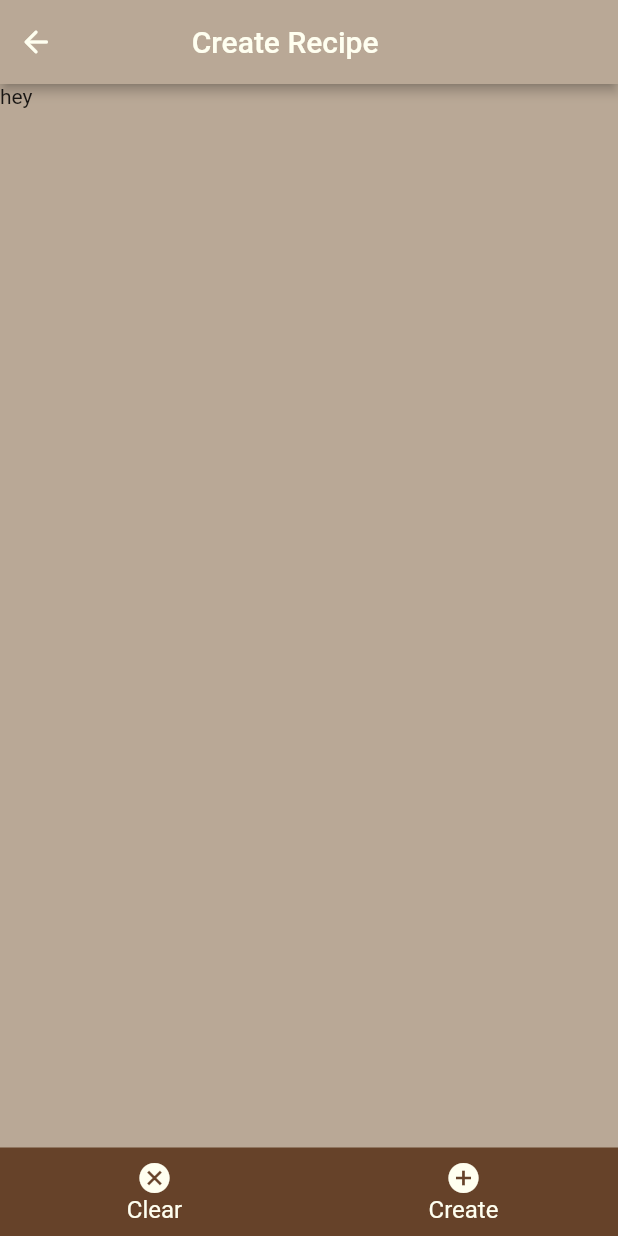
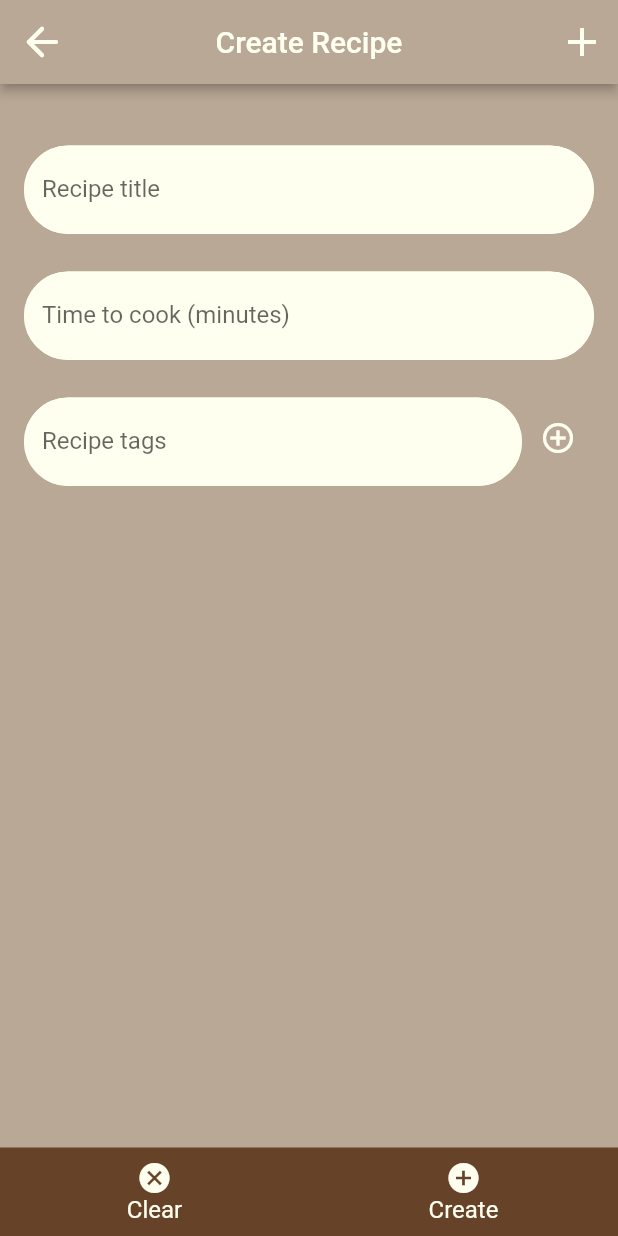
Before and after one commit to tcloutier4/recipe_app, a Flutter app: the screen it shows after launch, after a tap on the "add" icon, on a phone screen of 412 x 824 dp. Run offline on Flutter 3.47's test engine with Material 2 defaults, Android fonts, the phone set to English and light mode, and no system bars; our stand-ins replace firebase_core, get; accounts and stored records are empty.

Commit message:
added some textfields to create recipe

```diff
--- a/lib/bindings/splash_screen_binding.dart
+++ b/lib/bindings/splash_screen_binding.dart
@@ -1,11 +1,11 @@
 import 'package:get/get.dart';
-import 'package:recipe_app/controllers/add_recipe_controller.dart';
+import 'package:recipe_app/controllers/recipe_controller.dart';
 import 'package:recipe_app/controllers/home_controller.dart';
 
 class SplashScreenBinding implements Bindings {
   @override
   void dependencies() {
     Get.lazyPut(() => HomeController());
-    Get.lazyPut(() => AddRecipeController());
+    Get.lazyPut(() => RecipeController());
   }
 }
--- a/lib/controllers/controllers.dart
+++ b/lib/controllers/controllers.dart
@@ -1,5 +1,5 @@
 import 'package:recipe_app/controllers/home_controller.dart';
-import 'package:recipe_app/controllers/add_recipe_controller.dart';
+import 'package:recipe_app/controllers/recipe_controller.dart';
 
 HomeController homeController = HomeController.instance;
-AddRecipeController addRecipeController = AddRecipeController.instance;
+RecipeController recipeController = RecipeController.instance;
--- a/lib/controllers/add_recipe_controller.dart
+++ b/lib/controllers/recipe_controller.dart
@@ -1,9 +1,10 @@
 import 'package:get/get.dart';
 import 'package:recipe_app/models/recipe_model.dart';
 
-class AddRecipeController extends GetxController {
-  static AddRecipeController instance = Get.find();
+class RecipeController extends GetxController {
+  static RecipeController instance = Get.find();
 
   //Fields for recipes
   Rx<Recipe> recipe = Rx<Recipe>(Recipe());
+  Rx<String> currentTag = ''.obs;
 }
--- a/lib/models/recipe_model.dart
+++ b/lib/models/recipe_model.dart
@@ -10,7 +10,7 @@ String recipesModelToJson(Recipe data) => json.encode(data.toJson());
 class Recipe {
   Recipe({
     this.id,
-    this.title = 'Missing title',
+    this.title = 'Missing recipe title',
     this.time = 0,
     this.ingredients = const [],
     this.instructions = const [],
--- a/lib/screens/home_screen/recipe_screen/add_recipe_screen/add_recipe_outline_text_field.dart
+++ b/lib/screens/home_screen/recipe_screen/add_recipe_screen/add_recipe_outline_text_field.dart
@@ -1,21 +1,20 @@
 import 'package:flutter/material.dart';
+import 'package:flutter/services.dart';
 import 'package:recipe_app/shared/constants.dart';
 
 class AddRecipeOutlinedTextField extends StatelessWidget {
   final Key fieldKey;
-  final String? label;
+  final String label;
+  final bool textAllowed;
   final String? hintText;
-  final TextEditingController controller;
+  final void Function(String?)? onSubmitted;
 
-  final void Function(String?)? onSaved;
-  final String? Function(String?)? validator;
   const AddRecipeOutlinedTextField({
     required this.fieldKey,
     required this.label,
+    this.textAllowed = true,
     this.hintText,
-    required this.controller,
-    required this.onSaved,
-    this.validator,
+    this.onSubmitted,
   }) : super(key: fieldKey);
 
   @override
@@ -27,28 +26,29 @@ class AddRecipeOutlinedTextField extends StatelessWidget {
         const SizedBox(
           height: 25,
         ),
-        TextFormField(
-          key: fieldKey,
-          controller: controller,
+        TextField(
+          keyboardType: textAllowed ? null : TextInputType.number,
+          inputFormatters:
+              textAllowed ? null : [FilteringTextInputFormatter.digitsOnly],
           decoration: InputDecoration(
             filled: true,
             fillColor: colorFloralWhite,
             focusedBorder: const OutlineInputBorder(
               borderSide: BorderSide(color: colorFloralWhite),
               borderRadius: BorderRadius.all(
-                Radius.circular(20.0),
+                Radius.circular(40.0),
               ),
             ),
             enabledBorder: const OutlineInputBorder(
               borderSide: BorderSide(color: colorFloralWhite),
               borderRadius: BorderRadius.all(
-                Radius.circular(20.0),
+                Radius.circular(40.0),
               ),
             ),
             hintText: hintText ?? label,
+            labelText: label,
           ),
-          onSaved: onSaved,
-          validator: validator,
+          onSubmitted: onSubmitted,
         )
       ],
     );
--- a/lib/screens/home_screen/recipe_screen/add_recipe_screen/add_recipe_screen.dart
+++ b/lib/screens/home_screen/recipe_screen/add_recipe_screen/add_recipe_screen.dart
@@ -1,5 +1,7 @@
 import 'package:firebase_database/firebase_database.dart';
 import 'package:flutter/material.dart';
+import 'package:recipe_app/controllers/controllers.dart';
+import 'package:recipe_app/screens/home_screen/recipe_screen/add_recipe_screen/add_recipe_outline_text_field.dart';
 import 'package:recipe_app/shared/constants.dart';
 
 import '../../../../mixins/loader_mixin.dart';
@@ -22,16 +24,23 @@ class _AddRecipeScreenState extends State<AddRecipeScreen> with LoaderMixin {
 
   @override
   Widget build(BuildContext context) {
-    return Scaffold(
+    return GestureDetector(
+      onTap: () {
+        FocusScopeNode currentFocus = FocusScope.of(context);
+
+        if (!currentFocus.hasPrimaryFocus) {
+          currentFocus.unfocus();
+        }
+      },
+      child: Scaffold(
         backgroundColor: colorBrownTeddy,
         key: const Key("AddRecipeScaffoldKey"),
         appBar: AppBar(
           automaticallyImplyLeading: false,
           titleSpacing: 0,
-        title: Row(
-          children: <Widget>[
-            IconButton(
-              splashRadius: 20,
+          leading: IconButton(
+            splashRadius: 32,
+            iconSize: 32,
             icon: const Icon(Icons.arrow_back_rounded),
             onPressed: () async {
               formKey.currentState?.save();
@@ -46,23 +55,77 @@ class _AddRecipeScreenState extends State<AddRecipeScreen> with LoaderMixin {
               }
             },
           ),
-            const Spacer(flex: 1),
-            Text(
-              (widget.initialRecipe != null)
-                  ? 'Update Recipe'
-                  : 'Create Recipe',
+          title: Text(
+            (widget.initialRecipe != null) ? 'Update Recipe' : 'Create Recipe',
             style: const TextStyle(
               color: colorFloralWhite,
             ),
           ),
-            const Spacer(flex: 2),
+          centerTitle: true,
+          actions: [
+            IconButton(
+                onPressed: () {
+                  //TODO: add functionality for add button
+                },
+                iconSize: 32,
+                icon: const Icon(
+                  Icons.add,
+                ))
           ],
-        ),
           backgroundColor: colorBrownTeddy,
           bottomOpacity: 0.0,
           elevation: 3.0,
         ),
-      body: const Text('hey'),
+        body: Padding(
+          padding: const EdgeInsets.all(16),
+          child: Column(
+            children: [
+              AddRecipeOutlinedTextField(
+                fieldKey: const ValueKey('RecipeTitle'),
+                label: 'Recipe title',
+                onSubmitted: (value) {
+                  recipeController.recipe.value.title =
+                      value ?? 'Missing title';
+                },
+              ),
+              AddRecipeOutlinedTextField(
+                fieldKey: const ValueKey('RecipeCookTime'),
+                label: 'Time to cook (minutes)',
+                textAllowed: false,
+                onSubmitted: (value) {
+                  if (value != null && value.isNotEmpty) {
+                    recipeController.recipe.value.time = int.parse(value);
+                  } else {
+                    recipeController.recipe.value.time = 0;
+                  }
+                },
+              ),
+              Row(
+                children: [
+                  Flexible(
+                    child: AddRecipeOutlinedTextField(
+                      fieldKey: const ValueKey('RecipeTags'),
+                      label: 'Recipe tags',
+                      onSubmitted: (value) {
+                        recipeController.currentTag.value = value ?? '';
+                      },
+                    ),
+                  ),
+                  Padding(
+                    padding: const EdgeInsets.only(top: 20),
+                    child: IconButton(
+                      onPressed: () {},
+                      icon: const Icon(
+                        Icons.add_circle_outline,
+                        color: colorFloralWhite,
+                      ),
+                    ),
+                  )
+                ],
+              ),
+            ],
+          ),
+        ),
         bottomNavigationBar: BottomNavigationBar(
           elevation: 0.0,
           backgroundColor: colorBrown,
@@ -100,6 +163,7 @@ class _AddRecipeScreenState extends State<AddRecipeScreen> with LoaderMixin {
             ),
           ],
         ),
+      ),
     );
   }
 }
```
Lines whose indentation alone changed are shown as unchanged.
